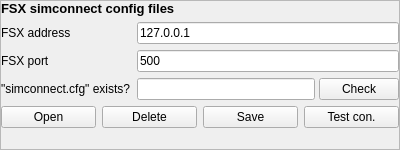
Qt form src/blackgui/components/settingsfsxcomponent.ui (swift-project/pilotclient) before a commit.
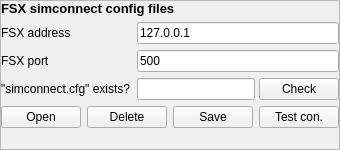
The same form after that commit.

The edit to the form file:
```diff
--- a/src/blackgui/components/settingsfsxcomponent.ui
+++ b/src/blackgui/components/settingsfsxcomponent.ui
@@ -6,7 +6,7 @@
    <rect>
     <x>0</x>
     <y>0</y>
-    <width>400</width>
+    <width>324</width>
     <height>150</height>
    </rect>
   </property>
```
